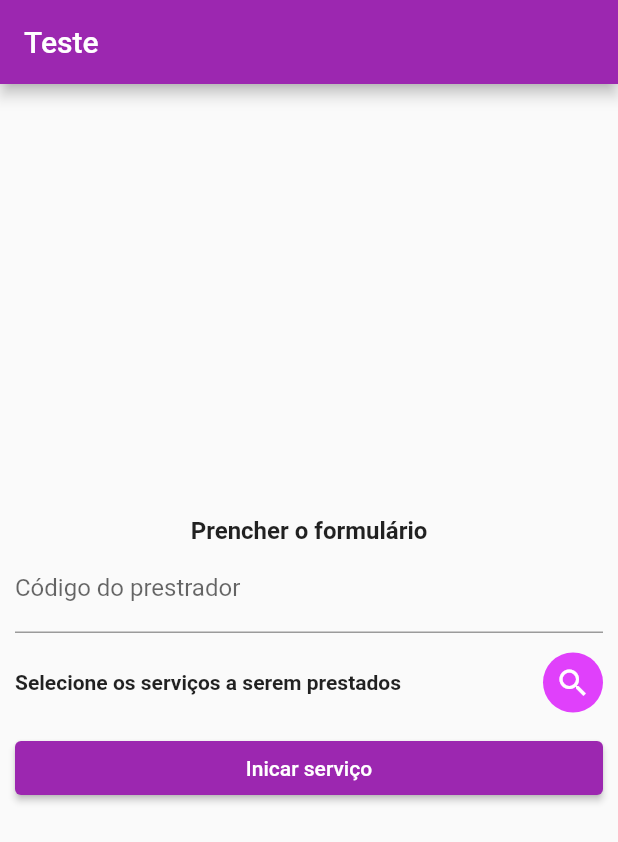
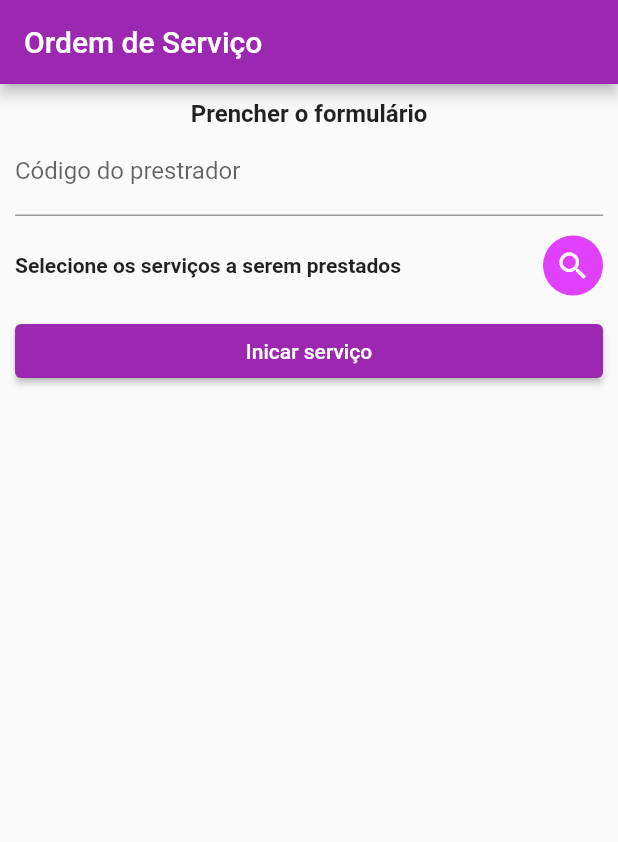
Before and after one commit to derossigil88/fiap_fase3_app, a Flutter app: the screen it shows after launch, on a phone screen of 412 x 824 dp. Shown: the top 842 px of the screen. Run offline on Flutter 3.47's test engine with Material 2 defaults, Android fonts, the phone set to English and light mode, and no system bars; our stand-ins replace geolocator, get; missing offline and left inert: dart:ffi.

Commit message:
Order page alterado de form para SingleChildScrollView

```diff
--- a/lib/pages/order_page.dart
+++ b/lib/pages/order_page.dart
@@ -17,14 +17,13 @@ class OrderPage extends GetView<OrderController> {
             ListTile(title: Text(assists[index].name)));
   }
 
-  @override
   Widget build(BuildContext context) {
     return Scaffold(
-      appBar: AppBar(title: const Text('Teste')),
+      appBar: AppBar(title: const Text('Ordem de Serviço')),
       body: Container(
         constraints: const BoxConstraints.expand(),
         padding: const EdgeInsets.all(10.0),
-        child: Form(
+        child: SingleChildScrollView(
           key: controller.formKey,
           child: Column(
             mainAxisAlignment: MainAxisAlignment.center,
```
